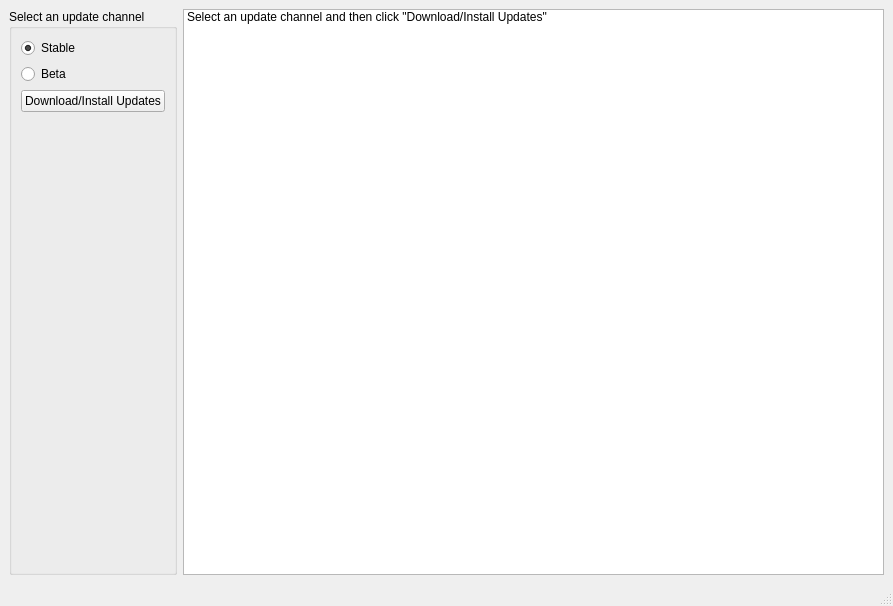
Old version of the form launcher/update_window.ui in the repository Unmanic/unmanic-desktop-launcher.
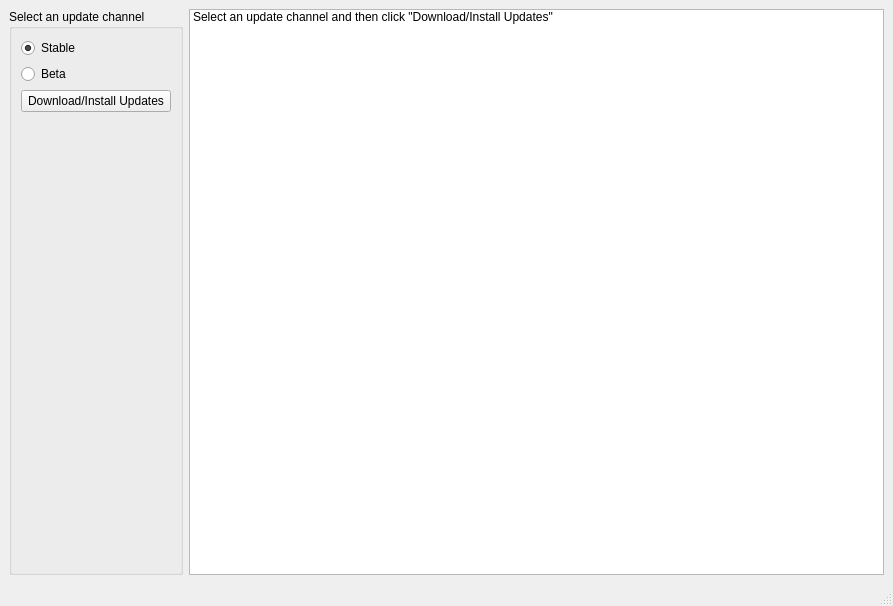
New version of the form.

Commit message: Fix tray for latest python

```diff
--- a/launcher/update_window.ui
+++ b/launcher/update_window.ui
@@ -40,6 +40,12 @@
        </item>
        <item>
         <widget class="QPushButton" name="add_button">
+         <property name="minimumSize">
+          <size>
+           <width>150</width>
+           <height>0</height>
+          </size>
+         </property>
          <property name="text">
           <string>Download/Install Updates</string>
          </property>
```
The commit also changes 2 other files.
